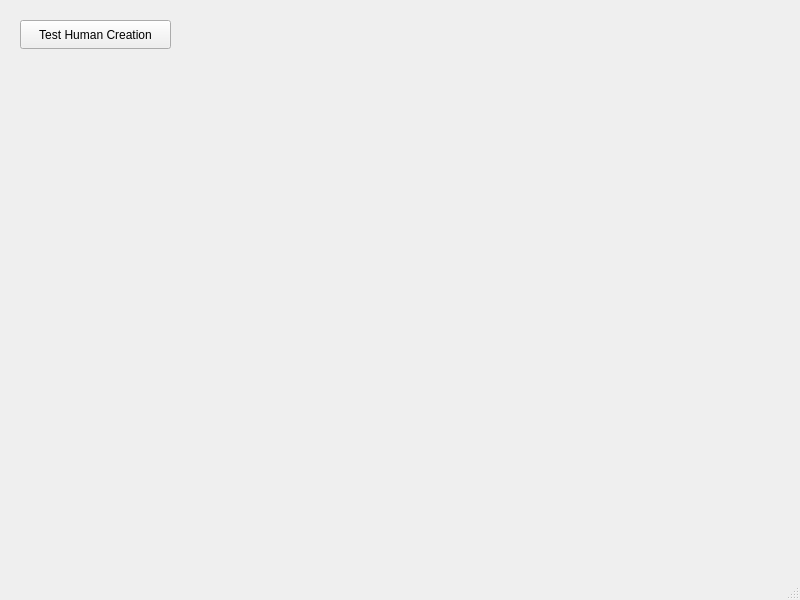
First picture: the form in BienVsMal/mainwindow.ui, repository arty4325/IC2001-BienVsMal, before the edit.
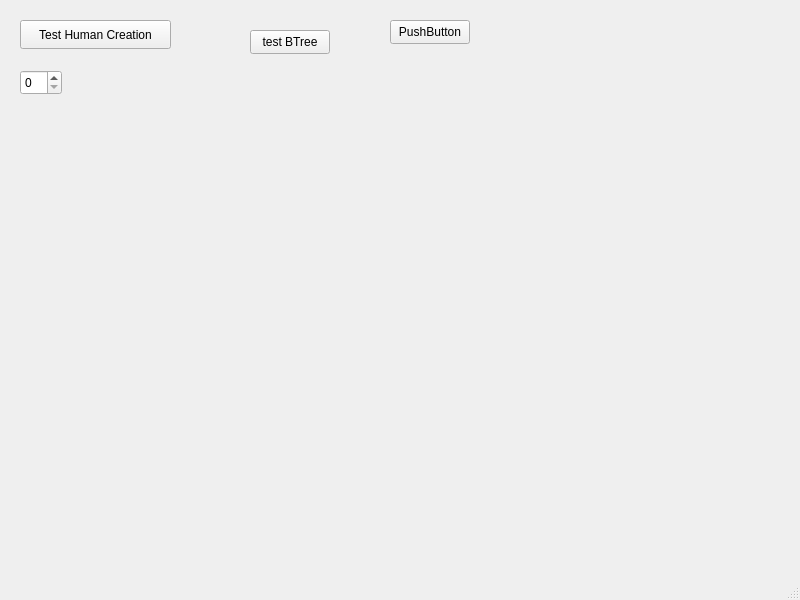
Second picture: the form after the edit.

Commit message: Tests and fixes for BTree used to search for a certain ID

```diff
--- a/BienVsMal/mainwindow.ui
+++ b/BienVsMal/mainwindow.ui
@@ -27,6 +27,45 @@
      <string>Test Human Creation</string>
     </property>
    </widget>
+   <widget class="QPushButton" name="pushButton_2">
+    <property name="geometry">
+     <rect>
+      <x>250</x>
+      <y>30</y>
+      <width>80</width>
+      <height>24</height>
+     </rect>
+    </property>
+    <property name="text">
+     <string>test BTree</string>
+    </property>
+   </widget>
+   <widget class="QSpinBox" name="spinBox">
+    <property name="geometry">
+     <rect>
+      <x>20</x>
+      <y>70</y>
+      <width>42</width>
+      <height>25</height>
+     </rect>
+    </property>
+    <property name="maximum">
+     <number>1000000</number>
+    </property>
+   </widget>
+   <widget class="QPushButton" name="pushButton_3">
+    <property name="geometry">
+     <rect>
+      <x>390</x>
+      <y>20</y>
+      <width>80</width>
+      <height>24</height>
+     </rect>
+    </property>
+    <property name="text">
+     <string>PushButton</string>
+    </property>
+   </widget>
   </widget>
   <widget class="QMenuBar" name="menubar">
    <property name="geometry">
```
Left out of the diff: 2 changed lines with no effect on the pictures. The commit also changes 18 other files.
